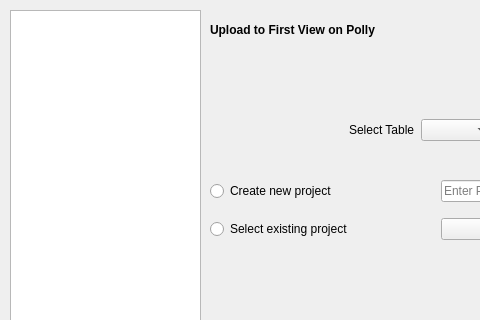
Above: src/gui/mzroll/forms/pollyelmaveninterface.ui from ElucidataInc/ElMaven before the change; both pictures show x 0 to 480 and y 0 to 320 of the 638 by 478 pixel window. Below: the same form after it.
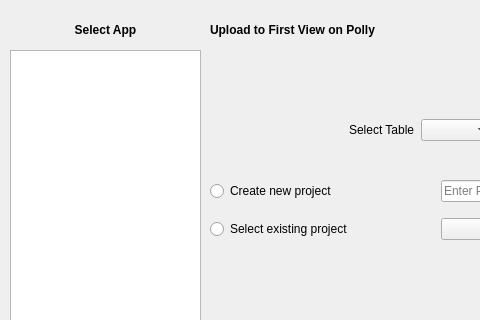
That is the form after the change.

Commit message: [Fix] Load data for first view

Patch:
```diff
--- a/src/gui/mzroll/forms/pollyelmaveninterface.ui
+++ b/src/gui/mzroll/forms/pollyelmaveninterface.ui
@@ -672,15 +672,15 @@
    <property name="geometry">
     <rect>
      <x>10</x>
-     <y>10</y>
+     <y>50</y>
      <width>191</width>
-     <height>461</height>
+     <height>421</height>
     </rect>
    </property>
    <property name="sizePolicy">
     <sizepolicy hsizetype="MinimumExpanding" vsizetype="MinimumExpanding">
      <horstretch>0</horstretch>
-     <verstretch>0</verstretch>
+     <verstretch>1</verstretch>
     </sizepolicy>
    </property>
    <property name="verticalScrollBarPolicy">
@@ -723,6 +723,28 @@
     <number>-1</number>
    </property>
   </widget>
+  <widget class="QWidget" name="horizontalLayoutWidget_13">
+   <property name="geometry">
+    <rect>
+     <x>10</x>
+     <y>10</y>
+     <width>191</width>
+     <height>41</height>
+    </rect>
+   </property>
+   <layout class="QHBoxLayout" name="horizontalLayout_14">
+    <item>
+     <widget class="QLabel" name="label_5">
+      <property name="text">
+       <string>&lt;html&gt;&lt;head/&gt;&lt;body&gt;&lt;p&gt;&lt;span style=&quot; font-weight:600;&quot;&gt;Select App&lt;/span&gt;&lt;/p&gt;&lt;/body&gt;&lt;/html&gt;</string>
+      </property>
+      <property name="alignment">
+       <set>Qt::AlignCenter</set>
+      </property>
+     </widget>
+    </item>
+   </layout>
+  </widget>
  </widget>
  <resources/>
  <connections/>
```
Left out of the diff: 2 changed lines with no effect on the pictures. The commit also changes 2 other files.
